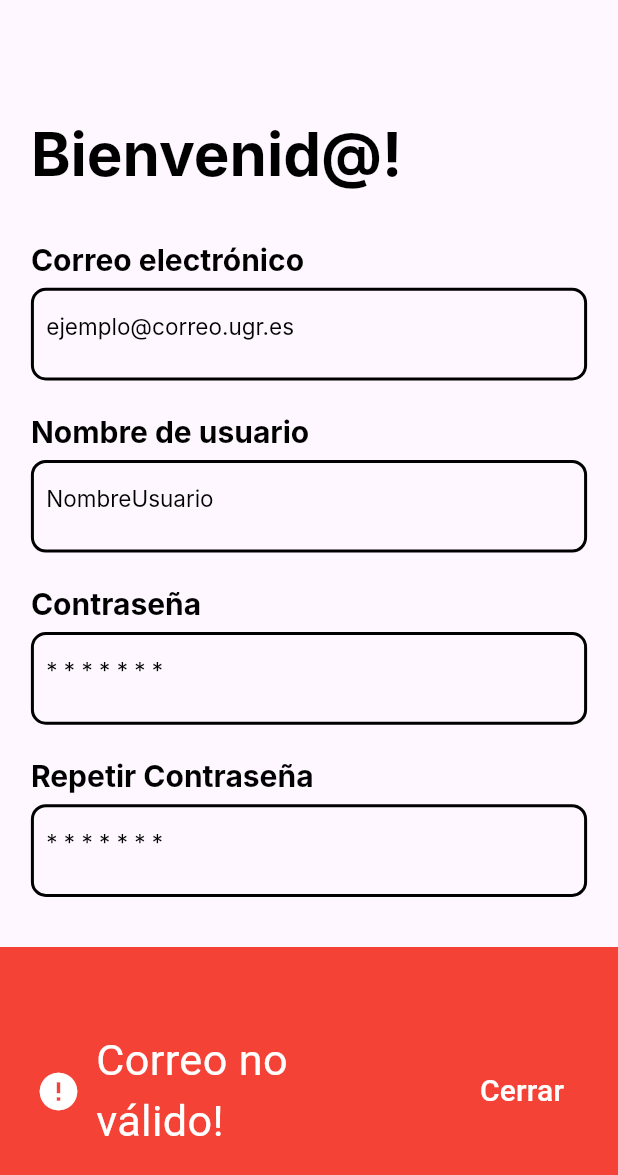
After one commit to MiguelTiradoGuzman/PFG, a Flutter app: the PaginaRegistro screen opened directly, after a tap on "Registrarme", on a phone screen of 412 x 824 dp. The commit adds this screen. Shown: the top 1175 px of the screen. Run offline on Flutter 3.47's test engine with Material 3 defaults, Android fonts, the phone set to English and light mode, and no system bars; our stand-ins replace dio, flutter_svg, geolocator; missing offline and left inert: dcdg, flutter_polyline_points, mapbox_api, mapbox_gl; accounts and stored records are empty; generated files the repository leaves out were written again; Roboto replaces fonts that are missing (Inter).

Commit message:
Implemento endpoints y pantalla de registro

```diff
--- a/pfg_app/lib/controlador/controlador.dart
+++ b/pfg_app/lib/controlador/controlador.dart
@@ -14,6 +14,7 @@ import 'package:pfg_app/vistas/elementos/template.dart';
 import 'package:pfg_app/vistas/pantallaRuta.dart';
 import 'package:pfg_app/test/test_const.dart';
 import 'package:pfg_app/test/apiMockup.dart';
+import 'package:pfg_app/vistas/pantallaRegistro.dart';
 
 class Controlador {
   static final Controlador _instance = Controlador._internal();
@@ -84,6 +85,11 @@ class Controlador {
     );
   }
 
+  Future<void> registrarUsuario(String username, String password, String correo,
+      BuildContext context) async {
+    await _api.registrarUsuario(username, password, correo);
+  }
+
   void loadPaginaRuta(RutaTuristica rutaTuristica, BuildContext context) {
     // Navega a la siguiente pantalla y reemplaza la actual
     Navigator.push(
@@ -94,6 +100,16 @@ class Controlador {
           body: PantallaRuta(ruta: rutaTuristica),
           usuario: _usuario,
         ),
+      ),
+    );
+  }
+
+  void loadPaginaRegistro(BuildContext context) {
+// Navega a la siguiente pantalla y reemplaza la actual
+    Navigator.push(
+      context,
+      MaterialPageRoute(
+        builder: (context) => PaginaRegistro(),
       ),
     );
   }
--- a/pfg_app/lib/src/app.dart
+++ b/pfg_app/lib/src/app.dart
@@ -67,7 +67,11 @@ class MyApp extends StatelessWidget {
           // Define a light and dark color theme. Then, read the user's
           // preferred ThemeMode (light, dark, or system default) from the
           // SettingsController to display the correct theme.
-          theme: ThemeData(),
+          theme: ThemeData(
+            textTheme: TextTheme(
+              button: TextStyle(fontSize: 20.0),
+            ),
+          ),
           darkTheme: ThemeData.dark(),
           themeMode: settingsController.themeMode,
           initialRoute: '/', // Ruta inicial
--- a/pfg_app/lib/vistas/login.dart
+++ b/pfg_app/lib/vistas/login.dart
@@ -211,7 +211,9 @@ class _PaginaLoginState extends State<PaginaLogin> {
                   top: MediaQuery.of(context).size.height * 0.8,
                   left: MediaQuery.of(context).size.width * 0.15,
                   child: GestureDetector(
-                    onTap: () {},
+                    onTap: () {
+                      Controlador().loadPaginaRegistro(context);
+                    },
                     child: Container(
                       width: MediaQuery.of(context).size.width * 0.7,
                       height: MediaQuery.of(context).size.height * 0.07,
@@ -230,7 +232,7 @@ class _PaginaLoginState extends State<PaginaLogin> {
                       ),
                       child: const Center(
                           child: Text(
-                        'Registrar',
+                        'Registrame',
                         textAlign: TextAlign.center,
                         style: TextStyle(
                             color: ColoresAplicacion.colorPrimario,
--- /dev/null
+++ b/pfg_app/lib/vistas/pantallaRegistro.dart
@@ -0,0 +1,482 @@
+import 'package:flutter/material.dart';
+import 'package:flutter_svg/flutter_svg.dart';
+import 'package:pfg_app/controlador/controlador.dart';
+import 'package:pfg_app/constants/color.dart';
+
+class PaginaRegistro extends StatefulWidget {
+  const PaginaRegistro({super.key});
+
+  @override
+  // ignore: library_private_types_in_public_api
+  _PaginaRegistroState createState() => _PaginaRegistroState();
+}
+
+class _PaginaRegistroState extends State<PaginaRegistro> {
+  final TextEditingController _correoController = TextEditingController();
+  final TextEditingController _contrasenaController = TextEditingController();
+  final TextEditingController _usuarioController = TextEditingController();
+  final TextEditingController _contrasenaRepController =
+      TextEditingController();
+  String _contrasenaErrorText = '';
+
+  final Controlador _controlador = Controlador();
+  Future<void> _registrarUsuario() async {
+    String correo = _correoController.text;
+    String contrasena = _contrasenaController.text;
+    String contrasenaRep = _contrasenaRepController.text;
+    String nombreUsuario = _usuarioController.text;
+
+    final emailRegex = RegExp(r'^[\w-\.]+@([\w-]+\.)+[\w-]{2,4}$');
+    if (!emailRegex.hasMatch(correo)) {
+      ScaffoldMessenger.of(context).showSnackBar(
+        SnackBar(
+          content: Container(
+              height: MediaQuery.of(context).size.height * 0.2,
+              child: Row(
+                children: [
+                  Icon(Icons.error, color: Colors.white, size: 30),
+                  SizedBox(width: 10),
+                  Expanded(
+                    child: Text(
+                      'Correo no válido!',
+                      style: TextStyle(
+                        color: Colors.white,
+                        fontSize: MediaQuery.of(context).size.width *
+                            0.07, // Tamaño de fuente proporcional al ancho de la pantalla
+                      ),
+                    ),
+                  ),
+                ],
+              )),
+          backgroundColor: Colors.red,
+          action: SnackBarAction(
+            label: 'Cerrar',
+            textColor: Colors.white,
+            onPressed: () {
+              ScaffoldMessenger.of(context).hideCurrentSnackBar();
+            },
+          ),
+        ),
+      );
+      return;
+    } else if (contrasena != contrasenaRep) {
+// Error al iniciar sesión, muestra un SnackBar con el mensaje de error
+      // ignore: use_build_context_synchronously
+      ScaffoldMessenger.of(context).showSnackBar(
+        SnackBar(
+          content: Container(
+              height: MediaQuery.of(context).size.height * 0.2,
+              child: Row(
+                children: [
+                  Icon(Icons.error, color: Colors.white, size: 30),
+                  SizedBox(width: 10),
+                  Expanded(
+                    child: Text(
+                      'Las contraseñas no coinciden',
+                      style: TextStyle(
+                        color: Colors.white,
+                        fontSize: MediaQuery.of(context).size.width *
+                            0.07, // Tamaño de fuente proporcional al ancho de la pantalla
+                      ),
+                    ),
+                  ),
+                ],
+              )),
+          backgroundColor: Colors.red,
+          action: SnackBarAction(
+            label: 'Cerrar',
+            textColor: Colors.white,
+            onPressed: () {
+              ScaffoldMessenger.of(context).hideCurrentSnackBar();
+            },
+          ),
+        ),
+      );
+      return;
+    } else if (contrasena.length < 5) {
+      ScaffoldMessenger.of(context).showSnackBar(
+        SnackBar(
+          content: Container(
+              height: MediaQuery.of(context).size.height * 0.2,
+              child: Row(
+                children: [
+                  Icon(Icons.error, color: Colors.white, size: 30),
+                  SizedBox(width: 10),
+                  Expanded(
+                    child: Text(
+                      'La contraseña debe tener al menos 5 caracteres',
+                      style: TextStyle(
+                        color: Colors.white,
+                        fontSize: MediaQuery.of(context).size.width *
+                            0.07, // Tamaño de fuente proporcional al ancho de la pantalla
+                      ),
+                    ),
+                  ),
+                ],
+              )),
+          backgroundColor: Colors.red,
+          action: SnackBarAction(
+            label: 'Cerrar',
+            textColor: Colors.white,
+            onPressed: () {
+              ScaffoldMessenger.of(context).hideCurrentSnackBar();
+            },
+          ),
+        ),
+      );
+      return;
+    } else {
+      try {
+        await Controlador()
+            .registrarUsuario(nombreUsuario, contrasena, correo, context);
+        await Controlador().login(nombreUsuario, contrasena, context);
+      } catch (e) {
+        // Error al iniciar sesión, muestra un SnackBar con el mensaje de error
+        ScaffoldMessenger.of(context).showSnackBar(
+          SnackBar(
+            content: Container(
+              height: MediaQuery.of(context).size.height * 0.2,
+              child: Row(
+                children: [
+                  Icon(Icons.error, color: Colors.white, size: 30),
+                  SizedBox(width: 10),
+                  Expanded(
+                    child: Text(
+                      e.toString(),
+                      style: TextStyle(
+                        color: Colors.white,
+                        fontSize: MediaQuery.of(context).size.width *
+                            0.07, // Tamaño de fuente proporcional al ancho de la pantalla
+                      ),
+                    ),
+                  ),
+                ],
+              ),
+            ),
+            backgroundColor: Colors.red,
+            action: SnackBarAction(
+              label: 'Cerrar',
+              textColor: Colors.white,
+              onPressed: () {
+                ScaffoldMessenger.of(context).hideCurrentSnackBar();
+              },
+            ),
+          ),
+        );
+      }
+    }
+  }
+
+// Método para validar la longitud mínima de la contraseña
+  void _validarContrasena(String value) {
+    if (value.length < 5) {
+      setState(() {
+        _contrasenaErrorText = 'La contraseña debe tener al menos 5 caracteres';
+      });
+    } else {
+      setState(() {
+        _contrasenaErrorText = '';
+      });
+    }
+  }
+
+  @override
+  void initState() {
+    super.initState();
+    // Agregar un listener al controlador de la contraseña para validar dinámicamente
+    _contrasenaController.addListener(() {
+      _validarContrasena(_contrasenaController.text);
+    });
+  }
+
+  @override
+  Widget build(BuildContext context) {
+    return Scaffold(
+        body: Column(
+            crossAxisAlignment: CrossAxisAlignment.start,
+            children: <Widget>[
+          Padding(
+              padding: EdgeInsets.only(
+                  top: MediaQuery.of(context).size.height * 0.1,
+                  left: MediaQuery.of(context).size.width * 0.05),
+              child: const Text(
+                'Bienvenid@!',
+                textAlign: TextAlign.left,
+                style: TextStyle(
+                    color: ColoresAplicacion.colorLetrasPrincipal,
+                    fontFamily: 'Inter',
+                    fontSize: 40,
+                    letterSpacing:
+                        0 /*percentages not used in flutter. defaulting to zero*/,
+                    fontWeight: FontWeight.bold,
+                    height: 1),
+              )),
+          Padding(
+              padding: EdgeInsets.only(
+                  top: MediaQuery.of(context).size.height * 0.05,
+                  left: MediaQuery.of(context).size.width * 0.05),
+              child: const Text(
+                'Correo electrónico',
+                textAlign: TextAlign.left,
+                style: TextStyle(
+                    color: ColoresAplicacion.colorLetrasPrincipal,
+                    fontFamily: 'Inter',
+                    fontSize: 20,
+                    letterSpacing:
+                        0 /*percentages not used in flutter. defaulting to zero*/,
+                    fontWeight: FontWeight.bold,
+                    height: 1),
+              )),
+          Padding(
+              padding: EdgeInsets.only(
+                  top: MediaQuery.of(context).size.height * 0.01,
+                  left: MediaQuery.of(context).size.width * 0.05),
+              child: Container(
+                  width: MediaQuery.of(context).size.width * 0.9,
+                  height: MediaQuery.of(context).size.width * 0.15,
+                  decoration: BoxDecoration(
+                    borderRadius: const BorderRadius.only(
+                      topLeft: Radius.circular(10),
+                      topRight: Radius.circular(10),
+                      bottomLeft: Radius.circular(10),
+                      bottomRight: Radius.circular(10),
+                    ),
+                    border: Border.all(
+                      color: ColoresAplicacion.colorLetrasPrincipal,
+                      width: 2,
+                    ),
+                  ),
+                  child: Padding(
+                    padding: EdgeInsets.only(
+                        left: MediaQuery.of(context).size.width * 0.02),
+                    child: TextField(
+                        controller: _correoController,
+                        decoration: const InputDecoration(
+                            border: InputBorder.none,
+                            hintText: 'ejemplo@correo.ugr.es',
+                            hintStyle: TextStyle(
+                                color: ColoresAplicacion.colorLetrasPrincipal,
+                                fontFamily: 'Inter',
+                                fontSize: 15,
+                                letterSpacing: 0,
+                                fontWeight: FontWeight.normal,
+                                height: 1))),
+                  ))),
+          Padding(
+              padding: EdgeInsets.only(
+                  top: MediaQuery.of(context).size.height * 0.03,
+                  left: MediaQuery.of(context).size.width * 0.05),
+              child: const Text(
+                'Nombre de usuario',
+                textAlign: TextAlign.left,
+                style: TextStyle(
+                    color: ColoresAplicacion.colorLetrasPrincipal,
+                    fontFamily: 'Inter',
+                    fontSize: 20,
+                    letterSpacing:
+                        0 /*percentages not used in flutter. defaulting to zero*/,
+                    fontWeight: FontWeight.bold,
+                    height: 1),
+              )),
+          Padding(
+              padding: EdgeInsets.only(
+                  top: MediaQuery.of(context).size.height * 0.01,
+                  left: MediaQuery.of(context).size.width * 0.05),
+              child: Container(
+                  width: MediaQuery.of(context).size.width * 0.9,
+                  height: MediaQuery.of(context).size.width * 0.15,
+                  decoration: BoxDecoration(
+                    borderRadius: const BorderRadius.only(
+                      topLeft: Radius.circular(10),
+                      topRight: Radius.circular(10),
+                      bottomLeft: Radius.circular(10),
+                      bottomRight: Radius.circular(10),
+                    ),
+                    border: Border.all(
+                      color: ColoresAplicacion.colorLetrasPrincipal,
+                      width: 2,
+                    ),
+                  ),
+                  child: Padding(
+                    padding: EdgeInsets.only(
+                        left: MediaQuery.of(context).size.width * 0.02),
+                    child: TextField(
+                        controller: _usuarioController,
+                        decoration: const InputDecoration(
+                            border: InputBorder.none,
+                            hintText: 'NombreUsuario',
+                            hintStyle: TextStyle(
+                                color: ColoresAplicacion.colorLetrasPrincipal,
+                                fontFamily: 'Inter',
+                                fontSize: 15,
+                                letterSpacing: 0,
+                                fontWeight: FontWeight.normal,
+                                height: 1))),
+                  ))),
+          Padding(
+              padding: EdgeInsets.only(
+                  top: MediaQuery.of(context).size.height * 0.03,
+                  left: MediaQuery.of(context).size.width * 0.05),
+              child: const Text(
+                'Contraseña',
+                textAlign: TextAlign.left,
+                style: TextStyle(
+                    color: ColoresAplicacion.colorLetrasPrincipal,
+                    fontFamily: 'Inter',
+                    fontSize: 20,
+                    letterSpacing:
+                        0 /*percentages not used in flutter. defaulting to zero*/,
+                    fontWeight: FontWeight.bold,
+                    height: 1),
+              )),
+          Column(
+            children: [
+              if (_contrasenaErrorText.isNotEmpty)
+                Padding(
+                  padding: EdgeInsets.only(
+                      top: MediaQuery.of(context).size.height * 0.01,
+                      left: MediaQuery.of(context).size.width * 0.04),
+                  child: Text(
+                    _contrasenaErrorText,
+                    style: TextStyle(
+                      color: Colors.red,
+                      fontSize: 16,
+                    ),
+                  ),
+                ),
+              Padding(
+                  padding: EdgeInsets.only(
+                      top: MediaQuery.of(context).size.height * 0.01,
+                      left: MediaQuery.of(context).size.width * 0.05),
+                  child: Container(
+                      width: MediaQuery.of(context).size.width * 0.9,
+                      height: MediaQuery.of(context).size.width * 0.15,
+                      decoration: BoxDecoration(
+                        borderRadius: const BorderRadius.only(
+                          topLeft: Radius.circular(10),
+                          topRight: Radius.circular(10),
+                          bottomLeft: Radius.circular(10),
+                          bottomRight: Radius.circular(10),
+                        ),
+                        border: Border.all(
+                          color: ColoresAplicacion.colorLetrasPrincipal,
+                          width: 2,
+                        ),
+                      ),
+                      child: Padding(
+                        padding: EdgeInsets.only(
+                            left: MediaQuery.of(context).size.width * 0.02),
+                        child: TextField(
+                          controller: _contrasenaController,
+                          obscureText: true,
+                          decoration: const InputDecoration(
+                              border: InputBorder.none,
+                              hintText: '* * * * * * *',
+                              hintStyle: TextStyle(
+                                  color: ColoresAplicacion.colorLetrasPrincipal,
+                                  fontFamily: 'Inter',
+                                  fontSize: 15,
+                                  letterSpacing: 0,
+                                  fontWeight: FontWeight.normal,
+                                  height: 1)),
+                          onChanged: (text) {
+                            setState(() {
+                              if (text.length < 5) {
+                                _contrasenaErrorText =
+                                    'La contraseña debe tener al menos 5 caracteres';
+                              } else {
+                                _contrasenaErrorText = '';
+                              }
+                            });
+                          },
+                        ),
+                      )))
+            ],
+          ),
+          Padding(
+              padding: EdgeInsets.only(
+                  top: MediaQuery.of(context).size.height * 0.03,
+                  left: MediaQuery.of(context).size.width * 0.05),
+              child: const Text(
+                'Repetir Contraseña',
+                textAlign: TextAlign.left,
+                style: TextStyle(
+                    color: ColoresAplicacion.colorLetrasPrincipal,
+                    fontFamily: 'Inter',
+                    fontSize: 20,
+                    letterSpacing:
+                        0 /*percentages not used in flutter. defaulting to zero*/,
+                    fontWeight: FontWeight.bold,
+                    height: 1),
+              )),
+          Padding(
+              padding: EdgeInsets.only(
+                  top: MediaQuery.of(context).size.height * 0.01,
+                  left: MediaQuery.of(context).size.width * 0.05),
+              child: Container(
+                  width: MediaQuery.of(context).size.width * 0.9,
+                  height: MediaQuery.of(context).size.width * 0.15,
+                  decoration: BoxDecoration(
+                    borderRadius: const BorderRadius.only(
+                      topLeft: Radius.circular(10),
+                      topRight: Radius.circular(10),
+                      bottomLeft: Radius.circular(10),
+                      bottomRight: Radius.circular(10),
+                    ),
+                    border: Border.all(
+                      color: ColoresAplicacion.colorLetrasPrincipal,
+                      width: 2,
+                    ),
+                  ),
+                  child: Padding(
+                    padding: EdgeInsets.only(
+                        left: MediaQuery.of(context).size.width * 0.02),
+                    child: TextField(
+                        controller: _contrasenaRepController,
+                        obscureText: true,
+                        decoration: const InputDecoration(
+                            border: InputBorder.none,
+                            hintText: '* * * * * * *',
+                            hintStyle: TextStyle(
+                                color: ColoresAplicacion.colorLetrasPrincipal,
+                                fontFamily: 'Inter',
+                                fontSize: 15,
+                                letterSpacing: 0,
+                                fontWeight: FontWeight.normal,
+                                height: 1))),
+                  ))),
+          Padding(
+            padding: EdgeInsets.only(
+                top: MediaQuery.of(context).size.height * 0.1,
+                left: MediaQuery.of(context).size.width * 0.05),
+            child: GestureDetector(
+                onTap: _registrarUsuario,
+                child: Container(
+                    width: MediaQuery.of(context).size.width * 0.9,
+                    height: MediaQuery.of(context).size.height * 0.1,
+                    decoration: const BoxDecoration(
+                      borderRadius: BorderRadius.only(
+                        topLeft: Radius.circular(20),
+                        topRight: Radius.circular(20),
+                        bottomLeft: Radius.circular(20),
+                        bottomRight: Radius.circular(20),
+                      ),
+                      color: ColoresAplicacion.colorPrimario,
+                    ),
+                    child: const Center(
+                        child: Text(
+                      'Registrarme',
+                      textAlign: TextAlign.center,
+                      style: TextStyle(
+                          color: ColoresAplicacion.colorFondo,
+                          fontFamily: 'Inter',
+                          fontSize: 30,
+                          letterSpacing:
+                              0 /*percentages not used in flutter. defaulting to zero*/,
+                          fontWeight: FontWeight.bold,
+                          height: 1),
+                    )))),
+          ),
+        ]));
+  }
+}
```
Also changed, not shown: pfg_app/lib/constants/network_const.dart (+5 -2 lines), pfg_app/lib/controlador/api.dart (+43 -1 lines), 5 other files.
